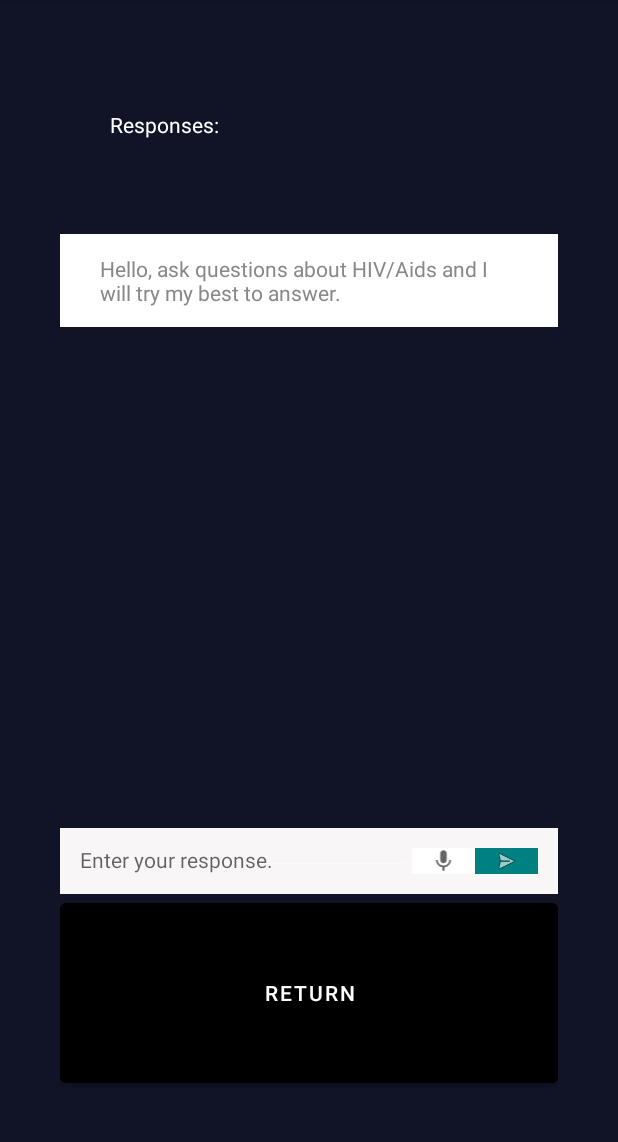
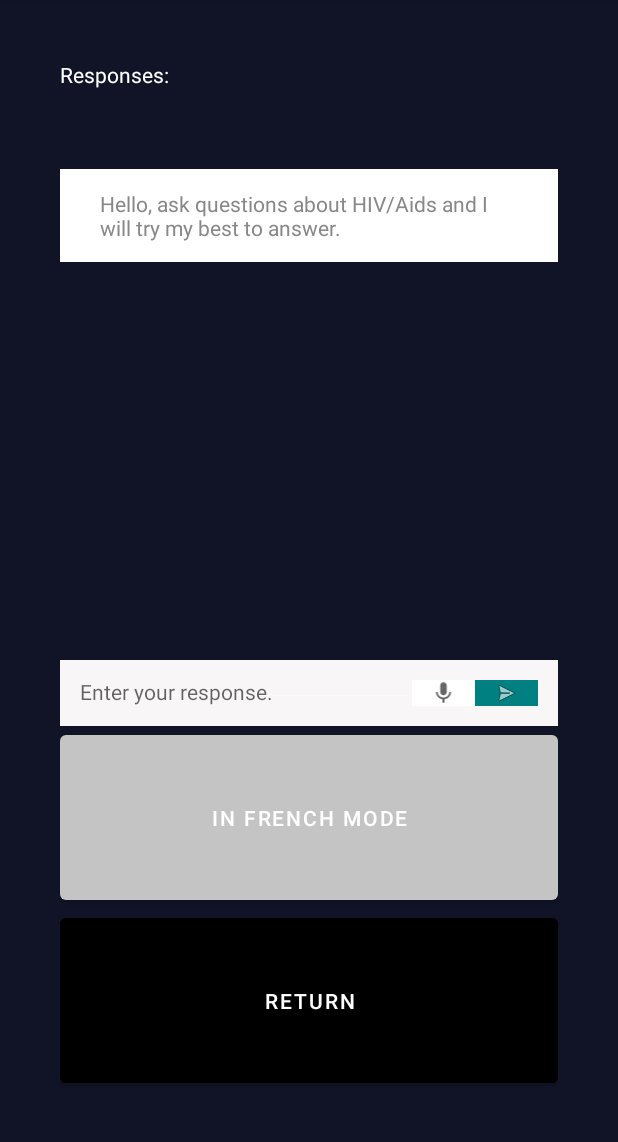
Before and after one commit to kimr314159/Android-Hive-Healthcare, an Android app: the screen it shows after launch (MainActivity), after a tap on an icon or button, on a phone screen of 412 x 824 dp, the part 84-1226 px from its top. Run offline under Robolectric (Android 15) with nearby library versions, the phone set to English and light mode, and no system bars; libraries missing offline, so code that uses them is left out: com.google.api.gax, com.google.auth.oauth2, com.google.cloud.dialogflow, com.google.cloud.translate; 1 statement that could not run was skipped; 1 other tap on this screen came first.

Commit message:
completed support for multiple languages.

```diff
--- a/app/src/main/java/com/example/hivehealthcare/MainActivity.java
+++ b/app/src/main/java/com/example/hivehealthcare/MainActivity.java
@@ -9,12 +9,10 @@ import com.google.cloud.dialogflow.v2beta1.*;
 import com.google.cloud.translate.*;
 
 import java.io.BufferedReader;
-import java.io.IOException;
 import java.io.InputStreamReader;
 import java.net.URL;
 import java.net.URLConnection;
 import java.util.ArrayList;
-import java.util.Arrays;
 import java.util.Locale;
 import java.util.UUID;
 
@@ -27,7 +25,6 @@ import android.os.Looper;
 import android.os.StrictMode;
 import android.speech.RecognizerIntent;
 import android.speech.tts.TextToSpeech;
-import android.util.Log;
 import android.view.Gravity;
 import android.view.View;
 import android.view.ViewGroup;
@@ -55,6 +52,7 @@ public class MainActivity extends AppCompatActivity  {
     private LinearLayout buttonInformationOption;
     private LinearLayout layoutInformationPage;
     private Button buttonReturnToOptions;
+    private Button buttonTranslate;
     private LinearLayout layoutDiscussion;
     private LinearLayout layoutDisplayOptions;
     private final int VOICE_REQUEST_CODE = 200;
@@ -62,6 +60,10 @@ public class MainActivity extends AppCompatActivity  {
     private static Context context;
     TextToSpeech textToSpeech;
     private Translate translate;
+    String targetLanguage;
+    Locale targetLanguageForTTS;
+    Intent speechIntent;
+
 
 
     @Override
@@ -79,11 +81,15 @@ public class MainActivity extends AppCompatActivity  {
                 getOptionsLayout();
             }}, 2000);
 
+        updateTextToSpeech();
+    }
+
+    public void updateTextToSpeech(){
         textToSpeech = new TextToSpeech(this, new TextToSpeech.OnInitListener() {
             @Override
             public void onInit(int status) {
                 if (status == TextToSpeech.SUCCESS) {
-                    int result = textToSpeech.setLanguage(Locale.UK);
+                    int result = textToSpeech.setLanguage(targetLanguageForTTS);
                 } else {
                     System.err.println("Failed to setup text to voice.");
                 }
@@ -104,12 +110,13 @@ public class MainActivity extends AppCompatActivity  {
     }
 
 
-    public void translate() {
-        System.out.println("test!!!");
-        Translation translation = translate.translate("Hello Kim",
+    public String translate(String str) {
+        Translation translation = translate.translate(str,
                 Translate.TranslateOption.sourceLanguage("en"),
-                Translate.TranslateOption.targetLanguage("fr"));
+                Translate.TranslateOption.targetLanguage(targetLanguage));
         System.out.println(translation.getTranslatedText());
+
+        return translation.getTranslatedText();
 
     }
 
@@ -137,6 +144,12 @@ public class MainActivity extends AppCompatActivity  {
     }
 
     public void createInResponse(LinearLayout viewResponses, String str){
+        if(targetLanguage!="en"){
+            str = translate(str);
+            str = str.replaceAll("&#39;","'");
+        }
+
+
         startTextToSpeech(str);
         System.out.println("createInResponse");
         LinearLayout linearLayout = new LinearLayout(MainActivity.this);
@@ -165,6 +178,11 @@ public class MainActivity extends AppCompatActivity  {
                 try {
                     //layout_discussion
                     setContentView(R.layout.activity_main);
+                    //Default Lang
+                    targetLanguage = "en";
+                    targetLanguageForTTS = Locale.ENGLISH;
+//                    updateTextToSpeech();
+
                     layoutDiscussion = (LinearLayout) findViewById(R.id.layout_discussion);
                     layoutDiscussion.setAlpha(0);
                     layoutDiscussion.animate().alpha(1.0f).setDuration(3000).start();
@@ -173,6 +191,7 @@ public class MainActivity extends AppCompatActivity  {
                     textLog = (TextView) findViewById(R.id.textLog);
 
                     buttonSpeech = (ImageView) findViewById(R.id.buttonSpeech);
+                    buttonTranslate = (Button) findViewById(R.id.button_translate);
                     buttonSend = (ImageView) findViewById(R.id.buttonSend);
                     textMessage = (EditText) findViewById(R.id.textMessage);
                     setCredentials();
@@ -182,8 +201,23 @@ public class MainActivity extends AppCompatActivity  {
                     sendWhoRequest("USA");
 
 
-                    setupTranslator();
-                    translate();
+
+                    buttonTranslate.setOnClickListener(new View.OnClickListener() {
+                        @Override
+                        public void onClick(View v) {
+                            try {
+                                setupTranslator();
+                                //Src to find language codes: https://developers.google.com/admin-sdk/directory/v1/languages
+                                targetLanguage = "fr";
+                                targetLanguageForTTS = Locale.FRENCH;
+                                translate("Hello, Kim");
+                                updateTextToSpeech();
+                                updateSpeechIntent();
+                            }catch (Exception e){
+                                System.err.println("Failed to translate." + e);
+                            }
+                        }
+                    });
 
 
                     buttonReturnToOptions.setOnClickListener(new View.OnClickListener() {
@@ -206,13 +240,8 @@ public class MainActivity extends AppCompatActivity  {
                     @Override
                     public void onClick(View v) {
                         try {
-                            Intent intent = new Intent(RecognizerIntent.ACTION_RECOGNIZE_SPEECH);
-                            intent.putExtra(RecognizerIntent.EXTRA_PROMPT,"Detecting speech.");
-                            intent.putExtra(RecognizerIntent.EXTRA_LANGUAGE_MODEL, RecognizerIntent.LANGUAGE_MODEL_FREE_FORM);
-                            intent.putExtra(RecognizerIntent.EXTRA_LANGUAGE, Locale.getDefault().toString());
-                            intent.putExtra(RecognizerIntent.EXTRA_MAX_RESULTS, 500);
-                            intent.putExtra(RecognizerIntent.EXTRA_PARTIAL_RESULTS, true);
-                            startActivityForResult(intent, VOICE_REQUEST_CODE);
+                            updateSpeechIntent();
+                            startActivityForResult(speechIntent, VOICE_REQUEST_CODE);
                         }catch (Exception e){
                             System.err.println("Failed to detect speech." + e);
                         }
@@ -253,10 +282,13 @@ public class MainActivity extends AppCompatActivity  {
         buttonDiscussionOption.setZ(20);
     }
 
+
+
+
     @Override
-    protected void onActivityResult(int requestCode, int resultCode, Intent intent) {
-        if (resultCode == RESULT_OK && null != intent && VOICE_REQUEST_CODE==requestCode) {
-            ArrayList<String> result = intent.getStringArrayListExtra(RecognizerIntent.EXTRA_RESULTS);
+    protected void onActivityResult(int requestCode, int resultCode, Intent speechIntent) {
+        if (resultCode == RESULT_OK && null != speechIntent && VOICE_REQUEST_CODE==requestCode) {
+            ArrayList<String> result = speechIntent.getStringArrayListExtra(RecognizerIntent.EXTRA_RESULTS);
             String results = result.get(0);
             results = results.replace(getResources().getString(R.string.resultRegex),getResources().getString(R.string.resultRegexUpdate));
             createOutResponse(viewResponses, results);
@@ -266,7 +298,7 @@ public class MainActivity extends AppCompatActivity  {
                 System.err.println("Failed to send message using voice recognition. " + e);
             }
         }
-        super.onActivityResult(requestCode, resultCode, intent);
+        super.onActivityResult(requestCode, resultCode, speechIntent);
     }
 
 
@@ -292,6 +324,20 @@ public class MainActivity extends AppCompatActivity  {
         }
     }
 
+    public void updateSpeechIntent(){
+        speechIntent = new Intent(RecognizerIntent.ACTION_RECOGNIZE_SPEECH);
+        speechIntent.putExtra(RecognizerIntent.EXTRA_PROMPT,"Detecting speech.");
+        speechIntent.putExtra(RecognizerIntent.EXTRA_LANGUAGE, targetLanguage);
+
+        speechIntent.putExtra(RecognizerIntent.EXTRA_LANGUAGE, targetLanguage);
+        speechIntent.putExtra(RecognizerIntent.EXTRA_LANGUAGE_PREFERENCE, targetLanguage);
+        speechIntent.putExtra(RecognizerIntent.EXTRA_ONLY_RETURN_LANGUAGE_PREFERENCE, targetLanguage);
+
+//                            intent.putExtra(RecognizerIntent.EXTRA_LANGUAGE_MODEL, RecognizerIntent.LANGUAGE_MODEL_FREE_FORM);
+//                            intent.putExtra(RecognizerIntent.EXTRA_LANGUAGE, Locale.getDefault().toString());
+        speechIntent.putExtra(RecognizerIntent.EXTRA_MAX_RESULTS, 500);
+        speechIntent.putExtra(RecognizerIntent.EXTRA_PARTIAL_RESULTS, true);
+    }
 
     public void sendMessage(String message) throws InterruptedException {
         DialogFlowThread dialogFlowThread = new DialogFlowThread(message, sessionsClient, sessionName, knowledgeBaseName);
--- a/app/src/main/res/layout/activity_main.xml
+++ b/app/src/main/res/layout/activity_main.xml
@@ -23,28 +23,26 @@
 
             <LinearLayout
                 android:layout_width="match_parent"
-                android:layout_height="512dp"
+                android:layout_height="400dp"
                 android:orientation="vertical">
 
                 <TextView
                     android:id="@+id/textLog"
-                    android:layout_width="fill_parent"
-                    android:layout_height="17dp"
+                    android:layout_width="match_parent"
+                    android:layout_height="wrap_content"
                     android:layout_weight="1"
-                    android:padding="50px"
                     android:text="Responses:"
-                    android:textColor="#FFFFFF"
-                    android:textSize="14dp" />
+                    android:textColor="#FFFFFF" />
 
                 <LinearLayout
                     android:layout_width="match_parent"
-                    android:layout_height="323dp"
+                    android:layout_height="300dp"
                     android:layout_weight="1"
                     android:orientation="vertical">
 
                     <ScrollView
                         android:layout_width="match_parent"
-                        android:layout_height="match_parent"
+                        android:layout_height="202dp"
                         android:layout_weight="1">
 
                         <LinearLayout
@@ -54,6 +52,7 @@
                             android:orientation="vertical"></LinearLayout>
                     </ScrollView>
                 </LinearLayout>
+
             </LinearLayout>
 
             <LinearLayout
@@ -99,6 +98,13 @@
             </LinearLayout>
 
             <Button
+                android:id="@+id/button_translate"
+                android:layout_width="match_parent"
+                android:layout_height="wrap_content"
+                android:layout_weight="1"
+                android:text="In French Mode" />
+
+            <Button
                 android:id="@+id/button_return"
                 android:layout_width="match_parent"
                 android:layout_height="wrap_content"
```
Also changed, not shown: app/src/main/res/layout/activity_display_options.xml (+4 -4 lines).
